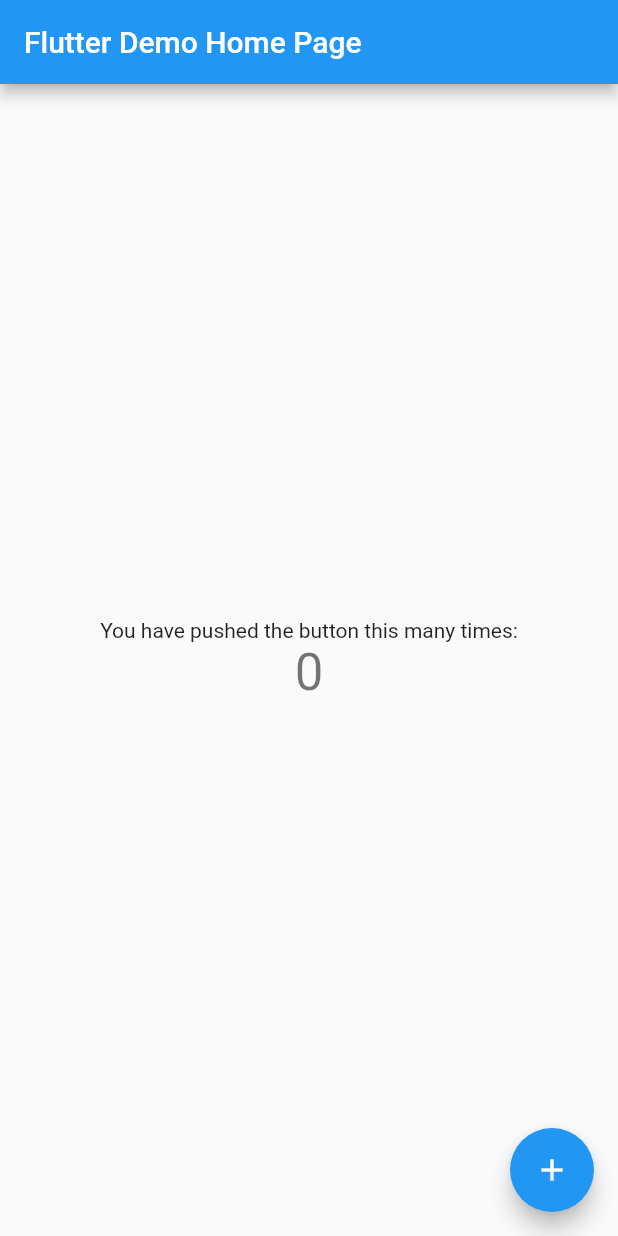
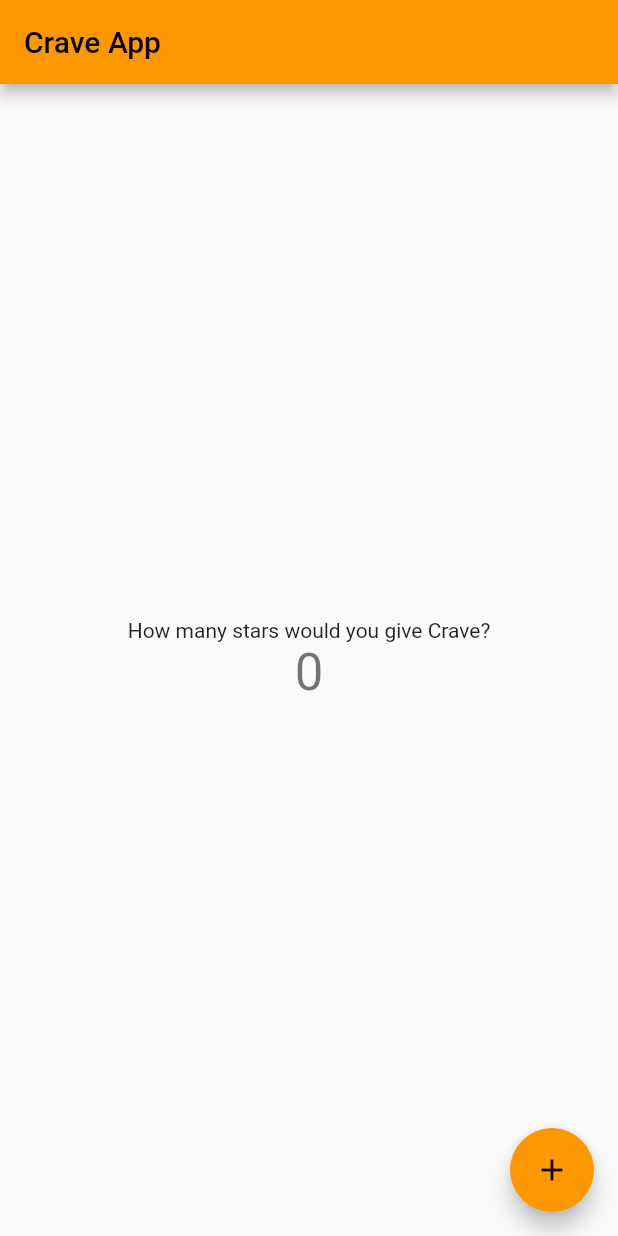
Before and after one commit to Ricearoni26/CECS-491-Project, a Flutter app: the screen it shows after launch, on a phone screen of 412 x 824 dp. Run offline on Flutter 3.47's test engine with Material 2 defaults, Android fonts, the phone set to English and light mode, and no system bars.

Commit message:
small changes

```diff
--- a/Project-App/crave_app/lib/main.dart
+++ b/Project-App/crave_app/lib/main.dart
@@ -11,7 +11,7 @@ class MyApp extends StatelessWidget {
   @override
   Widget build(BuildContext context) {
     return MaterialApp(
-      title: 'Flutter Demo',
+      title: 'Crave App',
       theme: ThemeData(
         // This is the theme of your application.
         //
@@ -22,9 +22,9 @@ class MyApp extends StatelessWidget {
         // or simply save your changes to "hot reload" in a Flutter IDE).
         // Notice that the counter didn't reset back to zero; the application
         // is not restarted.
-        primarySwatch: Colors.blue,
+        primarySwatch: Colors.orange,
       ),
-      home: const MyHomePage(title: 'Flutter Demo Home Page'),
+      home: const MyHomePage(title: 'Crave App'),
     );
   }
 }
@@ -96,7 +96,7 @@ class _MyHomePageState extends State<MyHomePage> {
           mainAxisAlignment: MainAxisAlignment.center,
           children: <Widget>[
             const Text(
-              'You have pushed the button this many times:',
+              'How many stars would you give Crave?',
             ),
             Text(
               '$_counter',
```
